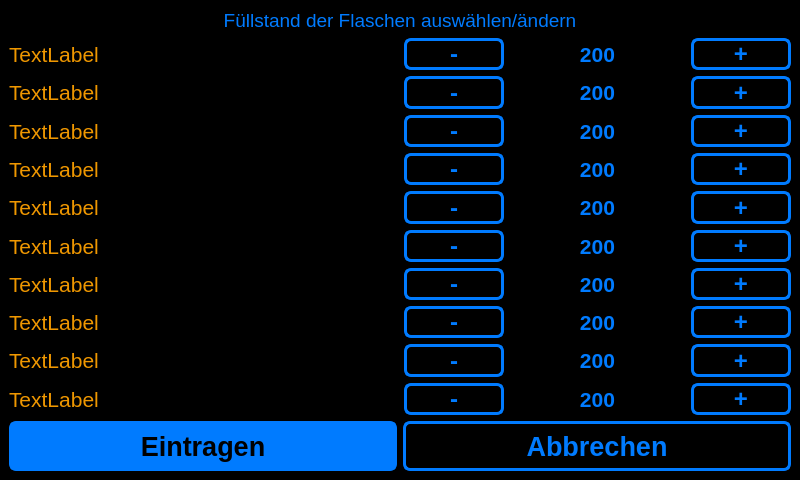
AndreWohnsland/CocktailBerry, file ui_elements/bottlewindow.ui: the form before one commit.
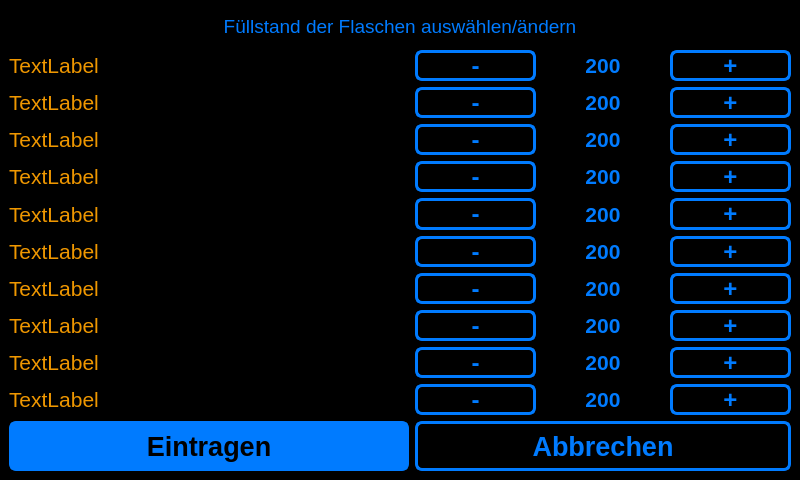
The form after the commit.

What changed in the file:
```diff
--- a/ui_elements/bottlewindow.ui
+++ b/ui_elements/bottlewindow.ui
@@ -107,67 +107,8 @@
   <widget class="QWidget" name="centralwidget">
    <layout class="QVBoxLayout" name="verticalLayout">
     <item>
-     <widget class="QLabel" name="LHeader">
-      <property name="font">
-       <font>
-        <pointsize>14</pointsize>
-       </font>
-      </property>
-      <property name="text">
-       <string>Füllstand der Flaschen auswählen/ändern</string>
-      </property>
-      <property name="alignment">
-       <set>Qt::AlignCenter</set>
-      </property>
-     </widget>
-    </item>
-    <item>
-     <layout class="QHBoxLayout" name="horizontalLayout">
-      <item>
-       <widget class="QLabel" name="LName1">
-        <property name="maximumSize">
-         <size>
-          <width>16777215</width>
-          <height>100</height>
-         </size>
-        </property>
-        <property name="font">
-         <font>
-          <pointsize>16</pointsize>
-         </font>
-        </property>
-        <property name="text">
-         <string>TextLabel</string>
-        </property>
-       </widget>
-      </item>
-      <item>
-       <widget class="QPushButton" name="PBMminus1">
-        <property name="minimumSize">
-         <size>
-          <width>60</width>
-          <height>18</height>
-         </size>
-        </property>
-        <property name="maximumSize">
-         <size>
-          <width>100</width>
-          <height>40</height>
-         </size>
-        </property>
-        <property name="font">
-         <font>
-          <pointsize>18</pointsize>
-          <weight>75</weight>
-          <bold>true</bold>
-         </font>
-        </property>
-        <property name="text">
-         <string>-</string>
-        </property>
-       </widget>
-      </item>
-      <item>
+     <layout class="QGridLayout" name="gridLayout">
+      <item row="1" column="2">
        <widget class="QLabel" name="LAmount1">
         <property name="minimumSize">
          <size>
@@ -177,8 +118,8 @@
         </property>
         <property name="maximumSize">
          <size>
-          <width>175</width>
-          <height>100</height>
+          <width>190</width>
+          <height>200</height>
          </size>
         </property>
         <property name="font">
@@ -199,7 +140,153 @@
         </property>
        </widget>
       </item>
-      <item>
+      <item row="6" column="0">
+       <widget class="QLabel" name="LName6">
+        <property name="minimumSize">
+         <size>
+          <width>400</width>
+          <height>0</height>
+         </size>
+        </property>
+        <property name="maximumSize">
+         <size>
+          <width>1100</width>
+          <height>200</height>
+         </size>
+        </property>
+        <property name="font">
+         <font>
+          <pointsize>16</pointsize>
+         </font>
+        </property>
+        <property name="text">
+         <string>TextLabel</string>
+        </property>
+       </widget>
+      </item>
+      <item row="9" column="0">
+       <widget class="QLabel" name="LName9">
+        <property name="minimumSize">
+         <size>
+          <width>400</width>
+          <height>0</height>
+         </size>
+        </property>
+        <property name="maximumSize">
+         <size>
+          <width>1100</width>
+          <height>200</height>
+         </size>
+        </property>
+        <property name="font">
+         <font>
+          <pointsize>16</pointsize>
+         </font>
+        </property>
+        <property name="text">
+         <string>TextLabel</string>
+        </property>
+       </widget>
+      </item>
+      <item row="7" column="0">
+       <widget class="QLabel" name="LName7">
+        <property name="minimumSize">
+         <size>
+          <width>400</width>
+          <height>0</height>
+         </size>
+        </property>
+        <property name="maximumSize">
+         <size>
+          <width>1100</width>
+          <height>200</height>
+         </size>
+        </property>
+        <property name="font">
+         <font>
+          <pointsize>16</pointsize>
+         </font>
+        </property>
+        <property name="text">
+         <string>TextLabel</string>
+        </property>
+       </widget>
+      </item>
+      <item row="8" column="0">
+       <widget class="QLabel" name="LName8">
+        <property name="minimumSize">
+         <size>
+          <width>400</width>
+          <height>0</height>
+         </size>
+        </property>
+        <property name="maximumSize">
+         <size>
+          <width>1100</width>
+          <height>200</height>
+         </size>
+        </property>
+        <property name="font">
+         <font>
+          <pointsize>16</pointsize>
+         </font>
+        </property>
+        <property name="text">
+         <string>TextLabel</string>
+        </property>
+       </widget>
+      </item>
+      <item row="3" column="0">
+       <widget class="QLabel" name="LName3">
+        <property name="minimumSize">
+         <size>
+          <width>400</width>
+          <height>0</height>
+         </size>
+        </property>
+        <property name="maximumSize">
+         <size>
+          <width>1100</width>
+          <height>200</height>
+         </size>
+        </property>
+        <property name="font">
+         <font>
+          <pointsize>16</pointsize>
+         </font>
+        </property>
+        <property name="text">
+         <string>TextLabel</string>
+        </property>
+       </widget>
+      </item>
+      <item row="2" column="1">
+       <widget class="QPushButton" name="PBMminus2">
+        <property name="minimumSize">
+         <size>
+          <width>60</width>
+          <height>18</height>
+         </size>
+        </property>
+        <property name="maximumSize">
+         <size>
+          <width>400</width>
+          <height>200</height>
+         </size>
+        </property>
+        <property name="font">
+         <font>
+          <pointsize>18</pointsize>
+          <weight>75</weight>
+          <bold>true</bold>
+         </font>
+        </property>
+        <property name="text">
+         <string>-</string>
+        </property>
+       </widget>
+      </item>
+      <item row="1" column="3">
        <widget class="QPushButton" name="PBMplus1">
         <property name="minimumSize">
          <size>
@@ -209,8 +296,8 @@
         </property>
         <property name="maximumSize">
          <size>
-          <width>100</width>
-          <height>40</height>
+          <width>400</width>
+          <height>200</height>
          </size>
         </property>
         <property name="font">
@@ -225,228 +312,66 @@
         </property>
        </widget>
       </item>
-     </layout>
-    </item>
-    <item>
-     <layout class="QHBoxLayout" name="horizontalLayout_2">
-      <item>
+      <item row="2" column="0">
        <widget class="QLabel" name="LName2">
-        <property name="maximumSize">
-         <size>
-          <width>16777215</width>
-          <height>100</height>
-         </size>
-        </property>
-        <property name="font">
-         <font>
-          <pointsize>16</pointsize>
-         </font>
-        </property>
-        <property name="text">
-         <string>TextLabel</string>
-        </property>
-       </widget>
-      </item>
-      <item>
-       <widget class="QPushButton" name="PBMminus2">
         <property name="minimumSize">
          <size>
-          <width>60</width>
-          <height>18</height>
-         </size>
-        </property>
-        <property name="maximumSize">
-         <size>
-          <width>100</width>
-          <height>40</height>
-         </size>
-        </property>
-        <property name="font">
-         <font>
-          <pointsize>18</pointsize>
-          <weight>75</weight>
-          <bold>true</bold>
-         </font>
-        </property>
-        <property name="text">
-         <string>-</string>
-        </property>
-       </widget>
-      </item>
-      <item>
-       <widget class="QLabel" name="LAmount2">
-        <property name="minimumSize">
-         <size>
-          <width>65</width>
+          <width>400</width>
           <height>0</height>
          </size>
         </property>
         <property name="maximumSize">
          <size>
-          <width>175</width>
-          <height>100</height>
+          <width>1100</width>
+          <height>200</height>
          </size>
         </property>
         <property name="font">
          <font>
           <pointsize>16</pointsize>
-          <weight>75</weight>
-          <bold>true</bold>
          </font>
         </property>
-        <property name="lineWidth">
-         <number>1</number>
-        </property>
         <property name="text">
-         <string>200</string>
-        </property>
-        <property name="alignment">
-         <set>Qt::AlignCenter</set>
-        </property>
-       </widget>
-      </item>
-      <item>
-       <widget class="QPushButton" name="PBMplus2">
-        <property name="minimumSize">
-         <size>
-          <width>60</width>
-          <height>18</height>
-         </size>
-        </property>
-        <property name="maximumSize">
-         <size>
-          <width>100</width>
-          <height>40</height>
-         </size>
-        </property>
-        <property name="font">
-         <font>
-          <pointsize>18</pointsize>
-          <weight>75</weight>
-          <bold>true</bold>
-         </font>
-        </property>
-        <property name="text">
-         <string>+</string>
-        </property>
-       </widget>
-      </item>
-     </layout>
-    </item>
-    <item>
-     <layout class="QHBoxLayout" name="horizontalLayout_3">
-      <item>
-       <widget class="QLabel" name="LName3">
-        <property name="maximumSize">
-         <size>
-          <width>16777215</width>
-          <height>100</height>
-         </size>
-        </property>
-        <property name="font">
-         <font>
-          <pointsize>16</pointsize>
-         </font>
-        </property>
-        <property name="text">
          <string>TextLabel</string>
         </property>
        </widget>
       </item>
-      <item>
-       <widget class="QPushButton" name="PBMminus3">
+      <item row="5" column="0">
+       <widget class="QLabel" name="LName5">
         <property name="minimumSize">
          <size>
-          <width>60</width>
-          <height>18</height>
-         </size>
-        </property>
-        <property name="maximumSize">
-         <size>
-          <width>100</width>
-          <height>40</height>
-         </size>
-        </property>
-        <property name="font">
-         <font>
-          <pointsize>18</pointsize>
-          <weight>75</weight>
-          <bold>true</bold>
-         </font>
-        </property>
-        <property name="text">
-         <string>-</string>
-        </property>
-       </widget>
-      </item>
-      <item>
-       <widget class="QLabel" name="LAmount3">
-        <property name="minimumSize">
-         <size>
-          <width>65</width>
+          <width>400</width>
           <height>0</height>
          </size>
         </property>
         <property name="maximumSize">
          <size>
-          <width>175</width>
-          <height>100</height>
+          <width>1100</width>
+          <height>200</height>
          </size>
         </property>
         <property name="font">
          <font>
           <pointsize>16</pointsize>
-          <weight>75</weight>
-          <bold>true</bold>
          </font>
         </property>
-        <property name="lineWidth">
-         <number>1</number>
-        </property>
         <property name="text">
-         <string>200</string>
+         <string>TextLabel</string>
         </property>
-        <property name="alignment">
-         <set>Qt::AlignCenter</set>
-        </property>
        </widget>
       </item>
-      <item>
-       <widget class="QPushButton" name="PBMplus3">
-        <property name="minimumSize">
-         <size>
-          <width>60</width>
-          <height>18</height>
-         </size>
-        </property>
-        <property name="maximumSize">
-         <size>
-          <width>100</width>
-          <height>40</height>
-         </size>
-        </property>
-        <property name="font">
-         <font>
-          <pointsize>18</pointsize>
-          <weight>75</weight>
-          <bold>true</bold>
-         </font>
-        </property>
-        <property name="text">
-         <string>+</string>
-        </property>
-       </widget>
-      </item>
-     </layout>
-    </item>
-    <item>
-     <layout class="QHBoxLayout" name="horizontalLayout_4">
-      <item>
+      <item row="4" column="0">
        <widget class="QLabel" name="LName4">
+        <property name="minimumSize">
+         <size>
+          <width>400</width>
+          <height>0</height>
+         </size>
+        </property>
         <property name="maximumSize">
          <size>
-          <width>16777215</width>
-          <height>100</height>
+          <width>1100</width>
+          <height>200</height>
          </size>
         </property>
         <property name="font">
@@ -459,7 +384,81 @@
         </property>
        </widget>
       </item>
-      <item>
+      <item row="10" column="0">
+       <widget class="QLabel" name="LName10">
+        <property name="minimumSize">
+         <size>
+          <width>400</width>
+          <height>0</height>
+         </size>
+        </property>
+        <property name="maximumSize">
+         <size>
+          <width>1100</width>
+          <height>200</height>
+         </size>
+        </property>
+        <property name="font">
+         <font>
+          <pointsize>16</pointsize>
+         </font>
+        </property>
+        <property name="text">
+         <string>TextLabel</string>
+        </property>
+       </widget>
+      </item>
+      <item row="1" column="0">
+       <widget class="QLabel" name="LName1">
+        <property name="minimumSize">
+         <size>
+          <width>400</width>
+          <height>0</height>
+         </size>
+        </property>
+        <property name="maximumSize">
+         <size>
+          <width>1100</width>
+          <height>200</height>
+         </size>
+        </property>
+        <property name="font">
+         <font>
+          <pointsize>16</pointsize>
+         </font>
+        </property>
+        <property name="text">
+         <string>TextLabel</string>
+        </property>
+       </widget>
+      </item>
+      <item row="1" column="1">
+       <widget class="QPushButton" name="PBMminus1">
+        <property name="minimumSize">
+         <size>
+          <width>60</width>
+          <height>18</height>
+         </size>
+        </property>
+        <property name="maximumSize">
+         <size>
+          <width>400</width>
+          <height>200</height>
+         </size>
+        </property>
+        <property name="font">
+         <font>
+          <pointsize>18</pointsize>
+          <weight>75</weight>
+          <bold>true</bold>
+         </font>
+        </property>
+        <property name="text">
+         <string>-</string>
+        </property>
+       </widget>
+      </item>
+      <item row="4" column="1">
        <widget class="QPushButton" name="PBMminus4">
         <property name="minimumSize">
          <size>
@@ -469,8 +468,8 @@
         </property>
         <property name="maximumSize">
          <size>
-          <width>100</width>
-          <height>40</height>
+          <width>400</width>
+          <height>200</height>
          </size>
         </property>
         <property name="font">
@@ -485,8 +484,34 @@
         </property>
        </widget>
       </item>
-      <item>
-       <widget class="QLabel" name="LAmount4">
+      <item row="3" column="1">
+       <widget class="QPushButton" name="PBMminus3">
+        <property name="minimumSize">
+         <size>
+          <width>60</width>
+          <height>18</height>
+         </size>
+        </property>
+        <property name="maximumSize">
+         <size>
+          <width>400</width>
+          <height>200</height>
+         </size>
+        </property>
+        <property name="font">
+         <font>
+          <pointsize>18</pointsize>
+          <weight>75</weight>
+          <bold>true</bold>
+         </font>
+        </property>
+        <property name="text">
+         <string>-</string>
+        </property>
+       </widget>
+      </item>
+      <item row="9" column="2">
+       <widget class="QLabel" name="LAmount9">
         <property name="minimumSize">
          <size>
           <width>65</width>
@@ -495,8 +520,8 @@
         </property>
         <property name="maximumSize">
          <size>
-          <width>175</width>
-          <height>100</height>
+          <width>190</width>
+          <height>200</height>
          </size>
         </property>
         <property name="font">
@@ -517,55 +542,7 @@
         </property>
        </widget>
       </item>
-      <item>
-       <widget class="QPushButton" name="PBMplus4">
-        <property name="minimumSize">
-         <size>
-          <width>60</width>
-          <height>18</height>
-         </size>
-        </property>
-        <property name="maximumSize">
-         <size>
-          <width>100</width>
-          <height>40</height>
-         </size>
-        </property>
-        <property name="font">
-         <font>
-          <pointsize>18</pointsize>
-          <weight>75</weight>
-          <bold>true</bold>
-         </font>
-        </property>
-        <property name="text">
-         <string>+</string>
-        </property>
-       </widget>
-      </item>
-     </layout>
-    </item>
-    <item>
-     <layout class="QHBoxLayout" name="horizontalLayout_5">
-      <item>
-       <widget class="QLabel" name="LName5">
-        <property name="maximumSize">
-         <size>
-          <width>16777215</width>
-          <height>100</height>
-         </size>
-        </property>
-        <property name="font">
-         <font>
-          <pointsize>16</pointsize>
-         </font>
-        </property>
-        <property name="text">
-         <string>TextLabel</string>
-        </property>
-       </widget>
-      </item>
-      <item>
+      <item row="5" column="1">
        <widget class="QPushButton" name="PBMminus5">
         <property name="minimumSize">
          <size>
@@ -575,8 +552,8 @@
         </property>
         <property name="maximumSize">
          <size>
-          <width>100</width>
-          <height>40</height>
+          <width>400</width>
+          <height>200</height>
          </size>
         </property>
         <property name="font">
@@ -591,8 +568,8 @@
         </property>
        </widget>
       </item>
-      <item>
-       <widget class="QLabel" name="LAmount5">
+      <item row="4" column="2">
+       <widget class="QLabel" name="LAmount4">
         <property name="minimumSize">
          <size>
           <width>65</width>
@@ -601,8 +578,8 @@
         </property>
         <property name="maximumSize">
          <size>
-          <width>175</width>
-          <height>100</height>
+          <width>190</width>
+          <height>200</height>
          </size>
         </property>
         <property name="font">
@@ -623,8 +600,8 @@
         </property>
        </widget>
       </item>
-      <item>
-       <widget class="QPushButton" name="PBMplus5">
+      <item row="10" column="1">
+       <widget class="QPushButton" name="PBMminus10">
         <property name="minimumSize">
          <size>
           <width>60</width>
@@ -633,8 +610,8 @@
         </property>
         <property name="maximumSize">
          <size>
-          <width>100</width>
-          <height>40</height>
+          <width>400</width>
+          <height>200</height>
          </size>
         </property>
         <property name="font">
@@ -645,34 +622,44 @@
          </font>
         </property>
         <property name="text">
-         <string>+</string>
+         <string>-</string>
         </property>
        </widget>
       </item>
-     </layout>
-    </item>
-    <item>
-     <layout class="QHBoxLayout" name="horizontalLayout_6">
-      <item>
-       <widget class="QLabel" name="LName6">
+      <item row="2" column="2">
+       <widget class="QLabel" name="LAmount2">
+        <property name="minimumSize">
+         <size>
+          <width>65</width>
+          <height>0</height>
+         </size>
+        </property>
         <property name="maximumSize">
          <size>
-          <width>16777215</width>
-          <height>100</height>
+          <width>190</width>
+          <height>200</height>
          </size>
         </property>
         <property name="font">
          <font>
           <pointsize>16</pointsize>
+          <weight>75</weight>
+          <bold>true</bold>
          </font>
         </property>
+        <property name="lineWidth">
+         <number>1</number>
+        </property>
         <property name="text">
-         <string>TextLabel</string>
+         <string>200</string>
         </property>
+        <property name="alignment">
+         <set>Qt::AlignCenter</set>
+        </property>
        </widget>
       </item>
-      <item>
-       <widget class="QPushButton" name="PBMminus6">
+      <item row="9" column="1">
+       <widget class="QPushButton" name="PBMminus9">
         <property name="minimumSize">
          <size>
           <width>60</width>
@@ -681,8 +668,8 @@
         </property>
         <property name="maximumSize">
          <size>
-          <width>100</width>
-          <height>40</height>
+          <width>400</width>
+          <height>200</height>
          </size>
         </property>
         <property name="font">
@@ -697,7 +684,71 @@
         </property>
        </widget>
       </item>
-      <item>
+      <item row="3" column="2">
+       <widget class="QLabel" name="LAmount3">
+        <property name="minimumSize">
+         <size>
+          <width>65</width>
+          <height>0</height>
+         </size>
+        </property>
+        <property name="maximumSize">
+         <size>
+          <width>190</width>
+          <height>200</height>
+         </size>
+        </property>
+        <property name="font">
+         <font>
+          <pointsize>16</pointsize>
+          <weight>75</weight>
+          <bold>true</bold>
+         </font>
+        </property>
+        <property name="lineWidth">
+         <number>1</number>
+        </property>
+        <property name="text">
+         <string>200</string>
+        </property>
+        <property name="alignment">
+         <set>Qt::AlignCenter</set>
+        </property>
+       </widget>
+      </item>
+      <item row="10" column="2">
+       <widget class="QLabel" name="LAmount10">
+        <property name="minimumSize">
+         <size>
+          <width>65</width>
+          <height>0</height>
+         </size>
+        </property>
+        <property name="maximumSize">
+         <size>
+          <width>190</width>
+          <height>200</height>
+         </size>
+        </property>
+        <property name="font">
+         <font>
+          <pointsize>16</pointsize>
+          <weight>75</weight>
+          <bold>true</bold>
+         </font>
+        </property>
+        <property name="lineWidth">
+         <number>1</number>
+        </property>
+        <property name="text">
+         <string>200</string>
+        </property>
+        <property name="alignment">
+         <set>Qt::AlignCenter</set>
+        </property>
+       </widget>
+      </item>
+      <item row="6" column="2">
        <widget class="QLabel" name="LAmount6">
         <property name="minimumSize">
          <size>
@@ -707,8 +758,8 @@
         </property>
         <property name="maximumSize">
          <size>
-          <width>175</width>
-          <height>100</height>
+          <width>190</width>
+          <height>200</height>
          </size>
         </property>
         <property name="font">
@@ -729,8 +780,72 @@
         </property>
        </widget>
       </item>
-      <item>
-       <widget class="QPushButton" name="PBMplus6">
+      <item row="5" column="2">
+       <widget class="QLabel" name="LAmount5">
+        <property name="minimumSize">
+         <size>
+          <width>65</width>
+          <height>0</height>
+         </size>
+        </property>
+        <property name="maximumSize">
+         <size>
+          <width>190</width>
+          <height>200</height>
+         </size>
+        </property>
+        <property name="font">
+         <font>
+          <pointsize>16</pointsize>
+          <weight>75</weight>
+          <bold>true</bold>
+         </font>
+        </property>
+        <property name="lineWidth">
+         <number>1</number>
+        </property>
+        <property name="text">
+         <string>200</string>
+        </property>
+        <property name="alignment">
+         <set>Qt::AlignCenter</set>
+        </property>
+       </widget>
+      </item>
+      <item row="8" column="2">
+       <widget class="QLabel" name="LAmount8">
+        <property name="minimumSize">
+         <size>
+          <width>65</width>
+          <height>0</height>
+         </size>
+        </property>
+        <property name="maximumSize">
+         <size>
+          <width>190</width>
+          <height>200</height>
+         </size>
+        </property>
+        <property name="font">
+         <font>
+          <pointsize>16</pointsize>
+          <weight>75</weight>
+          <bold>true</bold>
+         </font>
+        </property>
+        <property name="lineWidth">
+         <number>1</number>
+        </property>
+        <property name="text">
+         <string>200</string>
+        </property>
+        <property name="alignment">
+         <set>Qt::AlignCenter</set>
+        </property>
+       </widget>
+      </item>
+      <item row="8" column="1">
+       <widget class="QPushButton" name="PBMminus8">
         <property name="minimumSize">
          <size>
           <width>60</width>
@@ -739,8 +854,8 @@
         </property>
         <property name="maximumSize">
          <size>
-          <width>100</width>
-          <height>40</height>
+          <width>400</width>
+          <height>200</height>
          </size>
         </property>
         <property name="font">
@@ -751,33 +866,11 @@
          </font>
         </property>
         <property name="text">
-         <string>+</string>
+         <string>-</string>
         </property>
        </widget>
       </item>
-     </layout>
-    </item>
-    <item>
-     <layout class="QHBoxLayout" name="horizontalLayout_7">
-      <item>
-       <widget class="QLabel" name="LName7">
-        <property name="maximumSize">
-         <size>
-          <width>16777215</width>
-          <height>100</height>
-         </size>
-        </property>
-        <property name="font">
-         <font>
-          <pointsize>16</pointsize>
-         </font>
-        </property>
-        <property name="text">
-         <string>TextLabel</string>
-        </property>
-       </widget>
-      </item>
-      <item>
+      <item row="7" column="1">
        <widget class="QPushButton" name="PBMminus7">
         <property name="minimumSize">
          <size>
@@ -787,8 +880,8 @@
         </property>
         <property name="maximumSize">
          <size>
-          <width>100</width>
-          <height>40</height>
+          <width>400</width>
+          <height>200</height>
          </size>
         </property>
         <property name="font">
@@ -803,39 +896,7 @@
         </property>
        </widget>
       </item>
-      <item>
-       <widget class="QLabel" name="LAmount7">
-        <property name="minimumSize">
-         <size>
-          <width>65</width>
-          <height>0</height>
-         </size>
-        </property>
-        <property name="maximumSize">
-         <size>
-          <width>175</width>
-          <height>100</height>
-         </size>
-        </property>
-        <property name="font">
-         <font>
-          <pointsize>16</pointsize>
-          <weight>75</weight>
-          <bold>true</bold>
-         </font>
-        </property>
-        <property name="lineWidth">
-         <number>1</number>
-        </property>
-        <property name="text">
-         <string>200</string>
-        </property>
-        <property name="alignment">
-         <set>Qt::AlignCenter</set>
-        </property>
-       </widget>
-      </item>
-      <item>
+      <item row="7" column="3">
        <widget class="QPushButton" name="PBMplus7">
         <property name="minimumSize">
          <size>
@@ -845,8 +906,8 @@
         </property>
         <property name="maximumSize">
          <size>
-          <width>100</width>
-          <height>40</height>
+          <width>400</width>
+          <height>200</height>
          </size>
         </property>
         <property name="font">
@@ -861,30 +922,34 @@
         </property>
        </widget>
       </item>
-     </layout>
-    </item>
-    <item>
-     <layout class="QHBoxLayout" name="horizontalLayout_8">
-      <item>
-       <widget class="QLabel" name="LName8">
+      <item row="2" column="3">
+       <widget class="QPushButton" name="PBMplus2">
+        <property name="minimumSize">
+         <size>
+          <width>60</width>
+          <height>18</height>
+         </size>
+        </property>
         <property name="maximumSize">
          <size>
-          <width>16777215</width>
-          <height>100</height>
+          <width>400</width>
+          <height>200</height>
          </size>
         </property>
         <property name="font">
          <font>
-          <pointsize>16</pointsize>
+          <pointsize>18</pointsize>
+          <weight>75</weight>
+          <bold>true</bold>
          </font>
         </property>
         <property name="text">
-         <string>TextLabel</string>
+         <string>+</string>
         </property>
        </widget>
       </item>
-      <item>
-       <widget class="QPushButton" name="PBMminus8">
+      <item row="6" column="1">
+       <widget class="QPushButton" name="PBMminus6">
         <property name="minimumSize">
          <size>
           <width>60</width>
@@ -893,8 +958,8 @@
         </property>
         <property name="maximumSize">
          <size>
-          <width>100</width>
-          <height>40</height>
+          <width>400</width>
+          <height>200</height>
          </size>
         </property>
         <property name="font">
@@ -909,40 +974,34 @@
         </property>
        </widget>
       </item>
-      <item>
-       <widget class="QLabel" name="LAmount8">
+      <item row="3" column="3">
+       <widget class="QPushButton" name="PBMplus3">
         <property name="minimumSize">
          <size>
-          <width>65</width>
-          <height>0</height>
+          <width>60</width>
+          <height>18</height>
          </size>
         </property>
         <property name="maximumSize">
          <size>
-          <width>175</width>
-          <height>100</height>
+          <width>400</width>
+          <height>200</height>
          </size>
         </property>
         <property name="font">
          <font>
-          <pointsize>16</pointsize>
+          <pointsize>18</pointsize>
           <weight>75</weight>
           <bold>true</bold>
          </font>
         </property>
-        <property name="lineWidth">
-         <number>1</number>
-        </property>
         <property name="text">
-         <string>200</string>
+         <string>+</string>
         </property>
-        <property name="alignment">
-         <set>Qt::AlignCenter</set>
-        </property>
        </widget>
       </item>
-      <item>
-       <widget class="QPushButton" name="PBMplus8">
+      <item row="6" column="3">
+       <widget class="QPushButton" name="PBMplus6">
         <property name="minimumSize">
          <size>
           <width>60</width>
@@ -951,8 +1010,8 @@
         </property>
         <property name="maximumSize">
          <size>
-          <width>100</width>
-          <height>40</height>
+          <width>400</width>
+          <height>200</height>
          </size>
         </property>
         <property name="font">
@@ -967,30 +1026,8 @@
         </property>
        </widget>
       </item>
-     </layout>
-    </item>
-    <item>
-     <layout class="QHBoxLayout" name="horizontalLayout_9">
-      <item>
-       <widget class="QLabel" name="LName9">
-        <property name="maximumSize">
-         <size>
-          <width>16777215</width>
-          <height>100</height>
-         </size>
-        </property>
-        <property name="font">
-         <font>
-          <pointsize>16</pointsize>
-         </font>
-        </property>
-        <property name="text">
-         <string>TextLabel</string>
-        </property>
-       </widget>
-      </item>
-      <item>
-       <widget class="QPushButton" name="PBMminus9">
+      <item row="5" column="3">
+       <widget class="QPushButton" name="PBMplus5">
         <property name="minimumSize">
          <size>
           <width>60</width>
@@ -999,8 +1036,8 @@
         </property>
         <property name="maximumSize">
          <size>
-          <width>100</width>
-          <height>40</height>
+          <width>400</width>
+          <height>200</height>
          </size>
         </property>
         <property name="font">
@@ -1011,43 +1048,37 @@
          </font>
         </property>
         <property name="text">
-         <string>-</string>
+         <string>+</string>
         </property>
        </widget>
       </item>
-      <item>
-       <widget class="QLabel" name="LAmount9">
+      <item row="4" column="3">
+       <widget class="QPushButton" name="PBMplus4">
         <property name="minimumSize">
          <size>
-          <width>65</width>
-          <height>0</height>
+          <width>60</width>
+          <height>18</height>
          </size>
         </property>
         <property name="maximumSize">
          <size>
-          <width>175</width>
-          <height>100</height>
+          <width>400</width>
+          <height>200</height>
          </size>
         </property>
         <property name="font">
          <font>
-          <pointsize>16</pointsize>
+          <pointsize>18</pointsize>
           <weight>75</weight>
           <bold>true</bold>
          </font>
         </property>
-        <property name="lineWidth">
-         <number>1</number>
-        </property>
         <property name="text">
-         <string>200</string>
+         <string>+</string>
         </property>
-        <property name="alignment">
-         <set>Qt::AlignCenter</set>
-        </property>
        </widget>
       </item>
-      <item>
+      <item row="9" column="3">
        <widget class="QPushButton" name="PBMplus9">
         <property name="minimumSize">
          <size>
@@ -1057,8 +1088,8 @@
         </property>
         <property name="maximumSize">
          <size>
-          <width>100</width>
-          <height>40</height>
+          <width>400</width>
+          <height>200</height>
          </size>
         </property>
         <property name="font">
@@ -1073,30 +1104,8 @@
         </property>
        </widget>
       </item>
-     </layout>
-    </item>
-    <item>
-     <layout class="QHBoxLayout" name="horizontalLayout_10">
-      <item>
-       <widget class="QLabel" name="LName10">
-        <property name="maximumSize">
-         <size>
-          <width>16777215</width>
-          <height>100</height>
-         </size>
-        </property>
-        <property name="font">
-         <font>
-          <pointsize>16</pointsize>
-         </font>
-        </property>
-        <property name="text">
-         <string>TextLabel</string>
-        </property>
-       </widget>
-      </item>
-      <item>
-       <widget class="QPushButton" name="PBMminus10">
+      <item row="8" column="3">
+       <widget class="QPushButton" name="PBMplus8">
         <property name="minimumSize">
          <size>
           <width>60</width>
@@ -1105,8 +1114,8 @@
         </property>
         <property name="maximumSize">
          <size>
-          <width>100</width>
-          <height>40</height>
+          <width>400</width>
+          <height>200</height>
          </size>
         </property>
         <property name="font">
@@ -1117,12 +1126,12 @@
          </font>
         </property>
         <property name="text">
-         <string>-</string>
+         <string>+</string>
         </property>
        </widget>
       </item>
-      <item>
-       <widget class="QLabel" name="LAmount10">
+      <item row="7" column="2">
+       <widget class="QLabel" name="LAmount7">
         <property name="minimumSize">
          <size>
           <width>65</width>
@@ -1131,8 +1140,8 @@
         </property>
         <property name="maximumSize">
          <size>
-          <width>175</width>
-          <height>100</height>
+          <width>190</width>
+          <height>200</height>
          </size>
         </property>
         <property name="font">
@@ -1153,7 +1162,7 @@
         </property>
        </widget>
       </item>
-      <item>
+      <item row="10" column="3">
        <widget class="QPushButton" name="PBMplus10">
         <property name="minimumSize">
          <size>
@@ -1163,8 +1172,8 @@
         </property>
         <property name="maximumSize">
          <size>
-          <width>100</width>
-          <height>40</height>
+          <width>400</width>
+          <height>200</height>
          </size>
         </property>
         <property name="font">
@@ -1179,11 +1188,28 @@
         </property>
        </widget>
       </item>
-     </layout>
-    </item>
-    <item>
-     <layout class="QHBoxLayout" name="horizontalLayout_11">
-      <item>
+      <item row="0" column="0" colspan="4">
+       <widget class="QLabel" name="LHeader">
+        <property name="minimumSize">
+         <size>
+          <width>0</width>
+          <height>35</height>
+         </size>
+        </property>
+        <property name="font">
+         <font>
+          <pointsize>14</pointsize>
+         </font>
+        </property>
+        <property name="text">
+         <string>Füllstand der Flaschen auswählen/ändern</string>
+        </property>
+        <property name="alignment">
+         <set>Qt::AlignCenter</set>
+        </property>
+       </widget>
+      </item>
+      <item row="11" column="0">
        <widget class="QPushButton" name="PBEintragen">
         <property name="minimumSize">
          <size>
@@ -1191,6 +1217,12 @@
           <height>50</height>
          </size>
         </property>
+        <property name="maximumSize">
+         <size>
+          <width>1100</width>
+          <height>300</height>
+         </size>
+        </property>
         <property name="font">
          <font>
           <pointsize>20</pointsize>
@@ -1203,7 +1235,7 @@
         </property>
        </widget>
       </item>
-      <item>
+      <item row="11" column="1" colspan="3">
        <widget class="QPushButton" name="PBAbbrechen">
         <property name="minimumSize">
          <size>
@@ -1211,6 +1243,12 @@
           <height>50</height>
          </size>
         </property>
+        <property name="maximumSize">
+         <size>
+          <width>1000</width>
+          <height>300</height>
+         </size>
+        </property>
         <property name="font">
          <font>
           <pointsize>20</pointsize>
```
